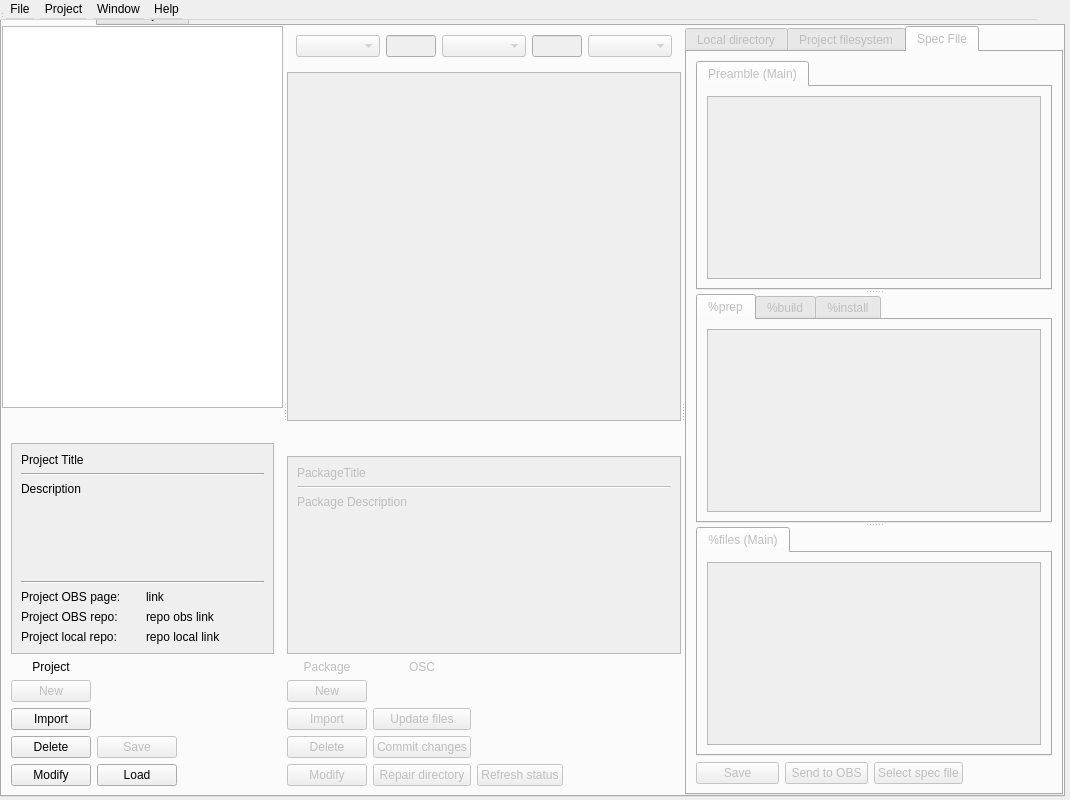
ronan22/obs-light, file src/ObsLightGui/ui/obsLightMain.ui: the form before one commit.
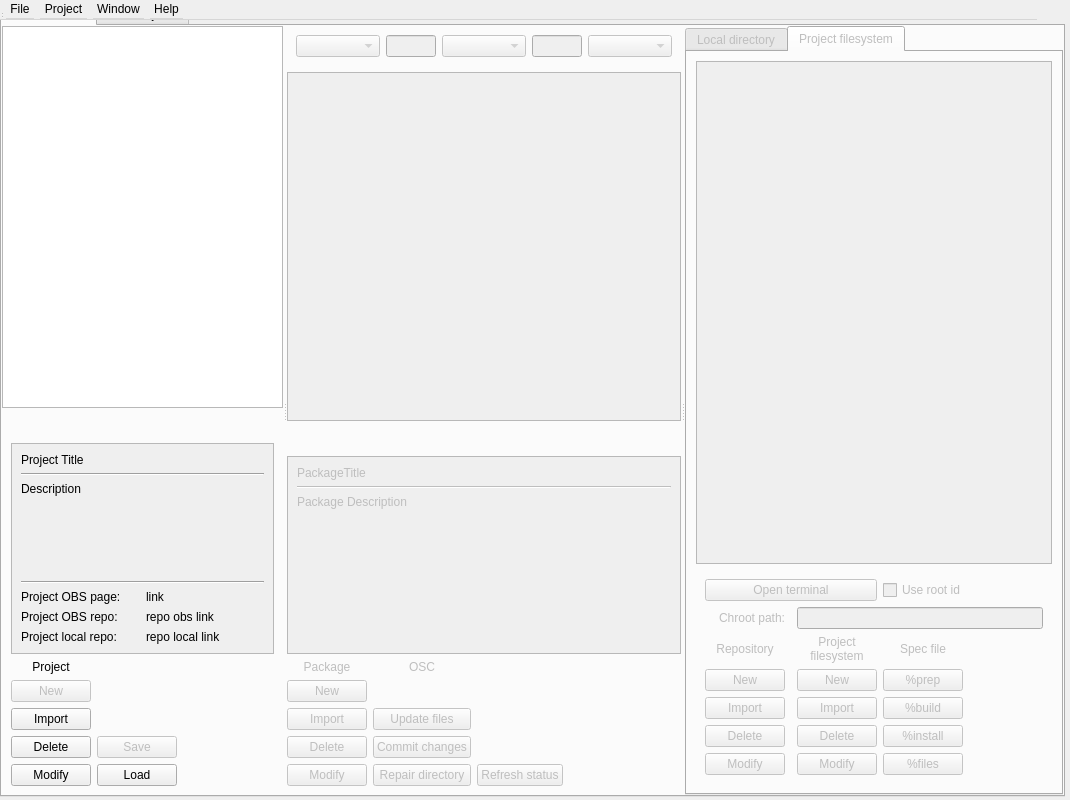
The form after the commit. The open tabs and pages were chosen to show the change. Icons and pictures are not drawn. Custom widgets are drawn as their Qt base class.

Commit message: - remove spec tab.

Patch:
```diff
--- a/src/ObsLightGui/ui/obsLightMain.ui
+++ b/src/ObsLightGui/ui/obsLightMain.ui
@@ -1183,106 +1183,6 @@
              </item>
             </layout>
            </widget>
-           <widget class="QWidget" name="specFileTab">
-            <attribute name="title">
-             <string>Spec File</string>
-            </attribute>
-            <layout class="QGridLayout" name="gridLayout_23">
-             <item row="0" column="0" colspan="4">
-              <widget class="QSplitter" name="splitter_6">
-               <property name="orientation">
-                <enum>Qt::Vertical</enum>
-               </property>
-               <widget class="QTabWidget" name="specPreambleTabWidget">
-                <property name="currentIndex">
-                 <number>0</number>
-                </property>
-                <widget class="QWidget" name="mainTab_2">
-                 <attribute name="title">
-                  <string>Preamble (Main)</string>
-                 </attribute>
-                 <layout class="QVBoxLayout" name="verticalLayout_5">
-                  <item>
-                   <widget class="QTextEdit" name="specPreambleTextEdit"/>
-                  </item>
-                 </layout>
-                </widget>
-               </widget>
-               <widget class="QTabWidget" name="specSectionsTabWidget">
-                <property name="currentIndex">
-                 <number>0</number>
-                </property>
-                <widget class="QWidget" name="prepTab">
-                 <attribute name="title">
-                  <string>%prep</string>
-                 </attribute>
-                 <layout class="QVBoxLayout" name="verticalLayout_6">
-                  <item>
-                   <widget class="QTextEdit" name="specSectionsPrepTextEdit"/>
-                  </item>
-                 </layout>
-                </widget>
-                <widget class="QWidget" name="buildTab">
-                 <attribute name="title">
-                  <string>%build</string>
-                 </attribute>
-                 <layout class="QVBoxLayout" name="verticalLayout_9">
-                  <item>
-                   <widget class="QTextEdit" name="specSectionsBuildTextEdit"/>
-                  </item>
-                 </layout>
-                </widget>
-                <widget class="QWidget" name="installTab">
-                 <attribute name="title">
-                  <string>%install</string>
-                 </attribute>
-                 <layout class="QVBoxLayout" name="verticalLayout_8">
-                  <item>
-                   <widget class="QTextEdit" name="specSectionsInstallTextEdit"/>
-                  </item>
-                 </layout>
-                </widget>
-               </widget>
-               <widget class="QTabWidget" name="specFileListTabWidget">
-                <property name="currentIndex">
-                 <number>0</number>
-                </property>
-                <widget class="QWidget" name="mainTab">
-                 <attribute name="title">
-                  <string>%files (Main)</string>
-                 </attribute>
-                 <layout class="QVBoxLayout" name="verticalLayout_7">
-                  <item>
-                   <widget class="QTextEdit" name="specFileListTextEdit"/>
-                  </item>
-                 </layout>
-                </widget>
-               </widget>
-              </widget>
-             </item>
-             <item row="1" column="0">
-              <widget class="QPushButton" name="saveSpecFileButton">
-               <property name="text">
-                <string>Save</string>
-               </property>
-              </widget>
-             </item>
-             <item row="1" column="2">
-              <widget class="QPushButton" name="selectSpecFileButton">
-               <property name="text">
-                <string>Select spec file</string>
-               </property>
-              </widget>
-             </item>
-             <item row="1" column="1">
-              <widget class="QPushButton" name="sendSpecFileToObsButton">
-               <property name="text">
-                <string>Send to OBS</string>
-               </property>
-              </widget>
-             </item>
-            </layout>
-           </widget>
           </widget>
          </widget>
         </item>
```
Left out of the diff: 4 changed lines with no effect on the pictures.
